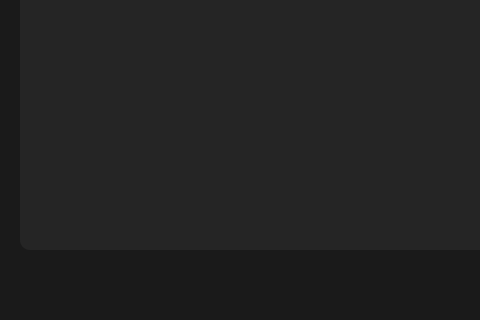
Before: the Qt Designer form ui/worker_progress.ui in Glen-Lee-glitch/new_viewer, drawn with Qt 5; both pictures show x 0 to 480 and y 280 to 600 of the 750 by 600 pixel window.
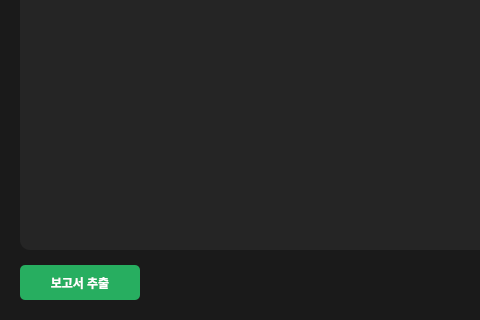
After: the same form once the commit is applied.

Commit message:
feat: 현황판 '보고서 추출' 버튼 추가
- 금일 혹은 1분기

Patch:
```diff
--- a/ui/worker_progress.ui
+++ b/ui/worker_progress.ui
@@ -165,6 +165,33 @@
    </item>
    <item>
     <layout class="QHBoxLayout" name="bottom_layout">
+     <item>
+      <widget class="QPushButton" name="export_report_button">
+       <property name="minimumSize">
+        <size>
+         <width>120</width>
+         <height>35</height>
+        </size>
+       </property>
+       <property name="text">
+        <string>보고서 추출</string>
+       </property>
+       <property name="styleSheet">
+        <string>QPushButton {
+    background-color: #27ae60;
+    color: white;
+    border-radius: 5px;
+    font-weight: bold;
+}
+QPushButton:hover {
+    background-color: #2ecc71;
+}
+QPushButton:pressed {
+    background-color: #219150;
+}</string>
+       </property>
+      </widget>
+     </item>
      <item>
       <spacer name="horizontalSpacer_bottom">
        <property name="orientation">
```
The commit also changes 1 other file.
